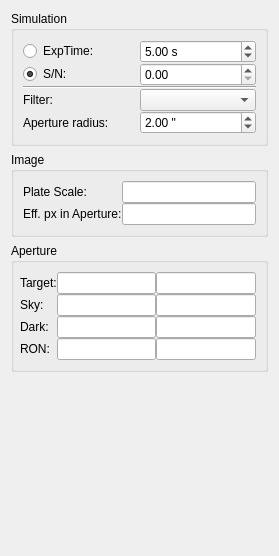
First picture: the form in goetc/qt/widgetsimulation.ui, repository thusser/goetc, before the edit.
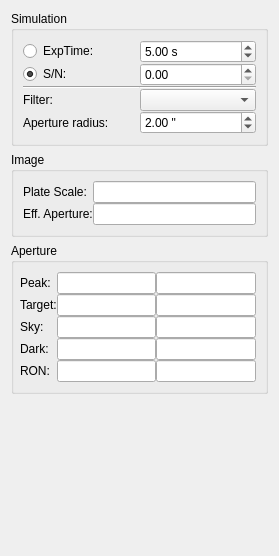
Second picture: the form after the edit.

```diff
--- a/goetc/qt/widgetsimulation.ui
+++ b/goetc/qt/widgetsimulation.ui
@@ -128,6 +128,9 @@
       </item>
       <item row="0" column="1">
        <widget class="QLineEdit" name="linePlateScale">
+        <property name="alignment">
+         <set>Qt::AlignCenter</set>
+        </property>
         <property name="readOnly">
          <bool>true</bool>
         </property>
@@ -136,12 +139,15 @@
       <item row="1" column="0">
        <widget class="QLabel" name="label_28">
         <property name="text">
-         <string>Eff. px in Aperture:</string>
+         <string>Eff. Aperture:</string>
         </property>
        </widget>
       </item>
       <item row="1" column="1">
        <widget class="QLineEdit" name="lineEffPixel">
+        <property name="alignment">
+         <set>Qt::AlignCenter</set>
+        </property>
         <property name="readOnly">
          <bool>true</bool>
         </property>
@@ -162,85 +168,136 @@
       <property name="spacing">
        <number>0</number>
       </property>
-      <item row="0" column="0">
-       <widget class="QLabel" name="label_31">
-        <property name="text">
-         <string>Target:</string>
-        </property>
-       </widget>
-      </item>
-      <item row="0" column="1">
-       <widget class="QLineEdit" name="lineTargetADU">
-        <property name="readOnly">
-         <bool>true</bool>
-        </property>
-       </widget>
-      </item>
-      <item row="0" column="2">
+      <item row="1" column="2">
        <widget class="QLineEdit" name="lineTargetE">
+        <property name="alignment">
+         <set>Qt::AlignRight|Qt::AlignTrailing|Qt::AlignVCenter</set>
+        </property>
         <property name="readOnly">
          <bool>true</bool>
         </property>
        </widget>
       </item>
-      <item row="1" column="0">
-       <widget class="QLabel" name="label_32">
-        <property name="text">
-         <string>Sky:</string>
-        </property>
-       </widget>
-      </item>
-      <item row="1" column="1">
+      <item row="2" column="1">
        <widget class="QLineEdit" name="lineSkyADU">
+        <property name="alignment">
+         <set>Qt::AlignRight|Qt::AlignTrailing|Qt::AlignVCenter</set>
+        </property>
         <property name="readOnly">
          <bool>true</bool>
         </property>
        </widget>
       </item>
-      <item row="1" column="2">
-       <widget class="QLineEdit" name="lineSkyE">
+      <item row="4" column="1">
+       <widget class="QLineEdit" name="lineRONADU">
+        <property name="alignment">
+         <set>Qt::AlignRight|Qt::AlignTrailing|Qt::AlignVCenter</set>
+        </property>
         <property name="readOnly">
          <bool>true</bool>
         </property>
        </widget>
       </item>
-      <item row="2" column="0">
+      <item row="4" column="0">
+       <widget class="QLabel" name="label_34">
+        <property name="text">
+         <string>RON:</string>
+        </property>
+       </widget>
+      </item>
+      <item row="3" column="0">
        <widget class="QLabel" name="label_33">
         <property name="text">
          <string>Dark:</string>
         </property>
        </widget>
       </item>
-      <item row="2" column="1">
-       <widget class="QLineEdit" name="lineDarkADU">
-        <property name="readOnly">
-         <bool>true</bool>
-        </property>
-       </widget>
-      </item>
-      <item row="2" column="2">
+      <item row="3" column="2">
        <widget class="QLineEdit" name="lineDarkE">
+        <property name="alignment">
+         <set>Qt::AlignRight|Qt::AlignTrailing|Qt::AlignVCenter</set>
+        </property>
         <property name="readOnly">
          <bool>true</bool>
         </property>
        </widget>
       </item>
-      <item row="3" column="0">
-       <widget class="QLabel" name="label_34">
+      <item row="2" column="0">
+       <widget class="QLabel" name="label_32">
         <property name="text">
-         <string>RON:</string>
+         <string>Sky:</string>
         </property>
        </widget>
       </item>
       <item row="3" column="1">
-       <widget class="QLineEdit" name="lineRONADU">
+       <widget class="QLineEdit" name="lineDarkADU">
+        <property name="alignment">
+         <set>Qt::AlignRight|Qt::AlignTrailing|Qt::AlignVCenter</set>
+        </property>
         <property name="readOnly">
          <bool>true</bool>
         </property>
        </widget>
       </item>
-      <item row="3" column="2">
+      <item row="1" column="1">
+       <widget class="QLineEdit" name="lineTargetADU">
+        <property name="alignment">
+         <set>Qt::AlignRight|Qt::AlignTrailing|Qt::AlignVCenter</set>
+        </property>
+        <property name="readOnly">
+         <bool>true</bool>
+        </property>
+       </widget>
+      </item>
+      <item row="2" column="2">
+       <widget class="QLineEdit" name="lineSkyE">
+        <property name="alignment">
+         <set>Qt::AlignRight|Qt::AlignTrailing|Qt::AlignVCenter</set>
+        </property>
+        <property name="readOnly">
+         <bool>true</bool>
+        </property>
+       </widget>
+      </item>
+      <item row="1" column="0">
+       <widget class="QLabel" name="label_31">
+        <property name="text">
+         <string>Target:</string>
+        </property>
+       </widget>
+      </item>
+      <item row="4" column="2">
        <widget class="QLineEdit" name="lineRONE">
+        <property name="alignment">
+         <set>Qt::AlignRight|Qt::AlignTrailing|Qt::AlignVCenter</set>
+        </property>
+        <property name="readOnly">
+         <bool>true</bool>
+        </property>
+       </widget>
+      </item>
+      <item row="0" column="0">
+       <widget class="QLabel" name="label">
+        <property name="text">
+         <string>Peak:</string>
+        </property>
+       </widget>
+      </item>
+      <item row="0" column="1">
+       <widget class="QLineEdit" name="linePeakADU">
+        <property name="alignment">
+         <set>Qt::AlignRight|Qt::AlignTrailing|Qt::AlignVCenter</set>
+        </property>
+        <property name="readOnly">
+         <bool>true</bool>
+        </property>
+       </widget>
+      </item>
+      <item row="0" column="2">
+       <widget class="QLineEdit" name="linePeakE">
+        <property name="alignment">
+         <set>Qt::AlignRight|Qt::AlignTrailing|Qt::AlignVCenter</set>
+        </property>
         <property name="readOnly">
          <bool>true</bool>
         </property>
```
